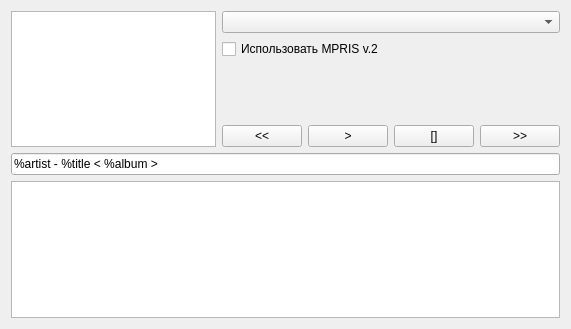
This is mainwindow.ui in EGD/Test_D-Bus as Qt 5 draws it before an edit. The edited form follows.
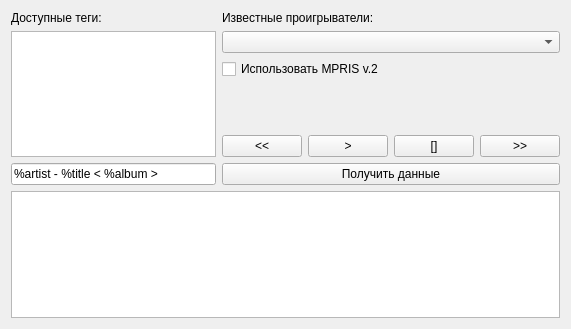
This is the edited form.

Commit message: Исправил: при смене проигрывателя сообщения выводились и для старого проигрывателя.

The edit to the form file:
```diff
--- a/mainwindow.ui
+++ b/mainwindow.ui
@@ -16,12 +16,23 @@
   <widget class="QWidget" name="centralWidget">
    <layout class="QGridLayout" name="gridLayout_2">
     <item row="0" column="0">
-     <widget class="QPlainTextEdit" name="Memo"/>
+     <widget class="QLabel" name="label">
+      <property name="text">
+       <string>Доступные теги:</string>
+      </property>
+     </widget>
     </item>
-    <item row="0" column="1">
+    <item row="0" column="1" rowspan="2">
      <layout class="QGridLayout" name="gridLayout">
       <item row="0" column="0">
        <layout class="QVBoxLayout" name="verticalLayout">
+        <item>
+         <widget class="QLabel" name="label_2">
+          <property name="text">
+           <string>Известные проигрыватели:</string>
+          </property>
+         </widget>
+        </item>
         <item>
          <widget class="QComboBox" name="comboBox"/>
         </item>
@@ -84,14 +95,24 @@
       </item>
      </layout>
     </item>
-    <item row="1" column="0" colspan="2">
+    <item row="1" column="0">
+     <widget class="QPlainTextEdit" name="Memo"/>
+    </item>
+    <item row="2" column="0">
      <widget class="QLineEdit" name="lineEdit">
       <property name="text">
        <string>%artist - %title &lt; %album &gt;</string>
       </property>
      </widget>
     </item>
-    <item row="2" column="0" colspan="2">
+    <item row="2" column="1">
+     <widget class="QPushButton" name="btnGetMetaData">
+      <property name="text">
+       <string>Получить данные</string>
+      </property>
+     </widget>
+    </item>
+    <item row="3" column="0" colspan="2">
      <widget class="QPlainTextEdit" name="plainTextEdit"/>
     </item>
    </layout>
```
Left out of the diff: 22 changed lines with no effect on the pictures. The commit also changes 2 other files.
